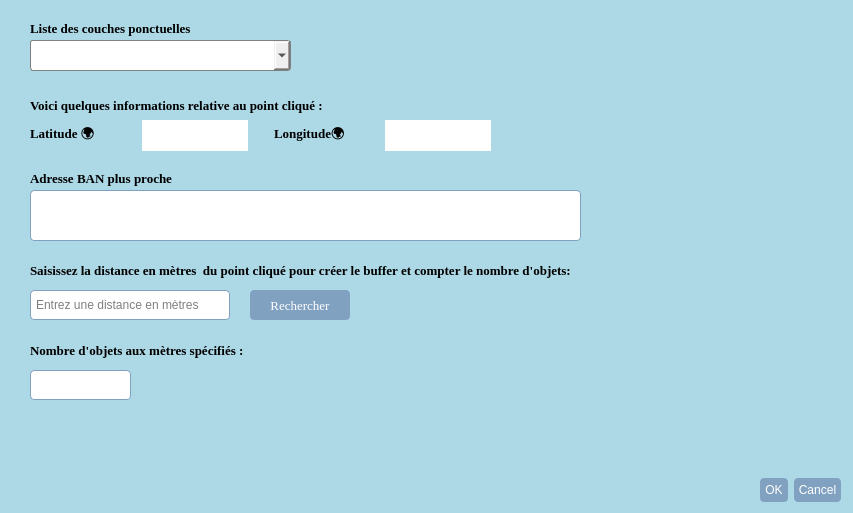
Before: the Qt Designer form info_displayer_dialog_base.ui in hamza-rachidi/myQGIS-plugin, drawn with Qt 5.
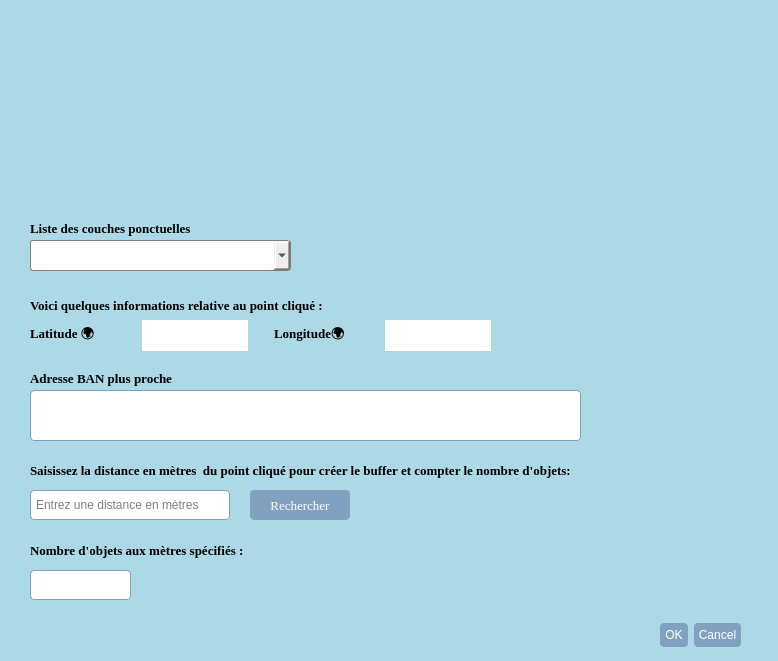
After: the same form once the commit is applied. Icons and pictures are not drawn.

Commit message: rendre style le plus convivial possible

Diff of the .ui file:
```diff
--- a/info_displayer_dialog_base.ui
+++ b/info_displayer_dialog_base.ui
@@ -6,8 +6,8 @@
    <rect>
     <x>0</x>
     <y>0</y>
-    <width>853</width>
-    <height>513</height>
+    <width>778</width>
+    <height>661</height>
    </rect>
   </property>
   <property name="windowTitle">
@@ -40,10 +40,10 @@
   <widget class="QDialogButtonBox" name="button_box">
    <property name="geometry">
     <rect>
-     <x>760</x>
-     <y>470</y>
+     <x>660</x>
+     <y>620</y>
      <width>81</width>
-     <height>41</height>
+     <height>31</height>
     </rect>
    </property>
    <property name="orientation">
@@ -57,7 +57,7 @@
    <property name="geometry">
     <rect>
      <x>30</x>
-     <y>40</y>
+     <y>240</y>
      <width>261</width>
      <height>31</height>
     </rect>
@@ -84,7 +84,7 @@
    <property name="geometry">
     <rect>
      <x>30</x>
-     <y>20</y>
+     <y>220</y>
      <width>241</width>
      <height>16</height>
     </rect>
@@ -105,7 +105,7 @@
    <property name="geometry">
     <rect>
      <x>30</x>
-     <y>95</y>
+     <y>295</y>
      <width>391</width>
      <height>21</height>
     </rect>
@@ -126,7 +126,7 @@
    <property name="geometry">
     <rect>
      <x>30</x>
-     <y>170</y>
+     <y>370</y>
      <width>201</width>
      <height>16</height>
     </rect>
@@ -147,7 +147,7 @@
    <property name="geometry">
     <rect>
      <x>30</x>
-     <y>190</y>
+     <y>390</y>
      <width>551</width>
      <height>51</height>
     </rect>
@@ -166,7 +166,7 @@
    <property name="geometry">
     <rect>
      <x>30</x>
-     <y>120</y>
+     <y>320</y>
      <width>461</width>
      <height>31</height>
     </rect>
@@ -257,7 +257,7 @@
    <property name="geometry">
     <rect>
      <x>30</x>
-     <y>260</y>
+     <y>460</y>
      <width>731</width>
      <height>20</height>
     </rect>
@@ -278,7 +278,7 @@
    <property name="geometry">
     <rect>
      <x>30</x>
-     <y>290</y>
+     <y>490</y>
      <width>200</width>
      <height>30</height>
     </rect>
@@ -297,7 +297,7 @@
    <property name="geometry">
     <rect>
      <x>250</x>
-     <y>290</y>
+     <y>490</y>
      <width>100</width>
      <height>30</height>
     </rect>
@@ -316,7 +316,7 @@
    <property name="geometry">
     <rect>
      <x>30</x>
-     <y>340</y>
+     <y>540</y>
      <width>291</width>
      <height>20</height>
     </rect>
@@ -337,7 +337,7 @@
    <property name="geometry">
     <rect>
      <x>30</x>
-     <y>370</y>
+     <y>570</y>
      <width>101</width>
      <height>30</height>
     </rect>
@@ -355,6 +355,25 @@
     <bool>true</bool>
    </property>
   </widget>
+  <widget class="QLabel" name="label">
+   <property name="geometry">
+    <rect>
+     <x>170</x>
+     <y>10</y>
+     <width>401</width>
+     <height>191</height>
+    </rect>
+   </property>
+   <property name="text">
+    <string/>
+   </property>
+   <property name="pixmap">
+    <pixmap>D:/Downloads/image.jpg</pixmap>
+   </property>
+   <property name="scaledContents">
+    <bool>true</bool>
+   </property>
+  </widget>
  </widget>
  <resources/>
  <connections>
```
The commit also changes 1 other file.
